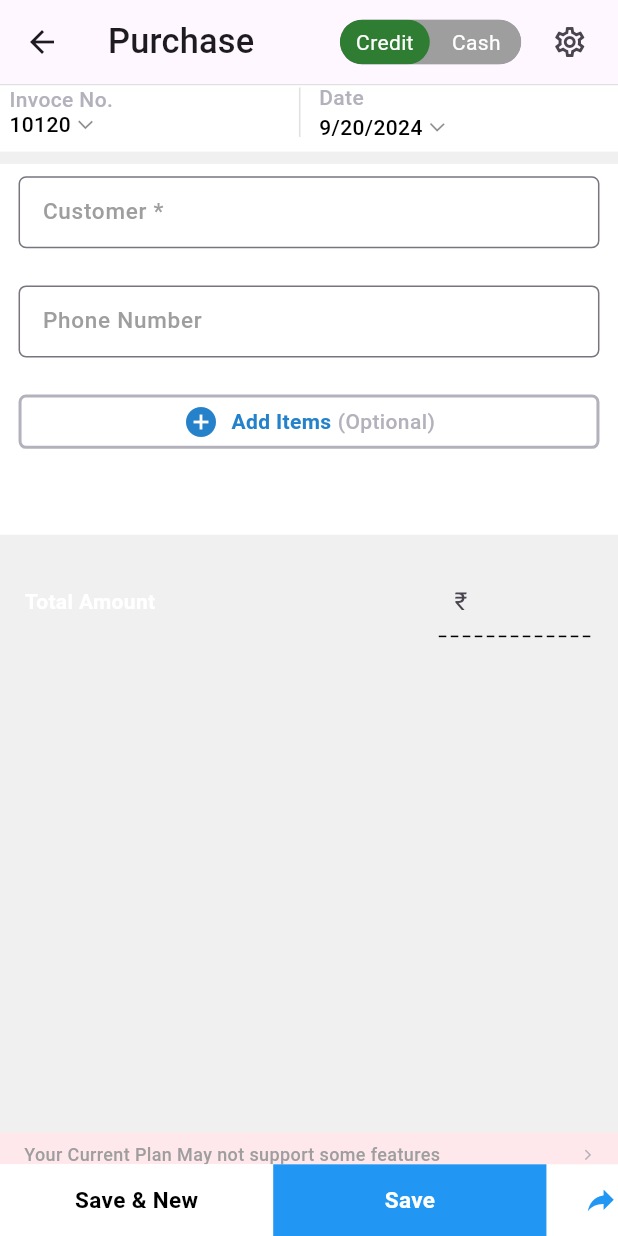
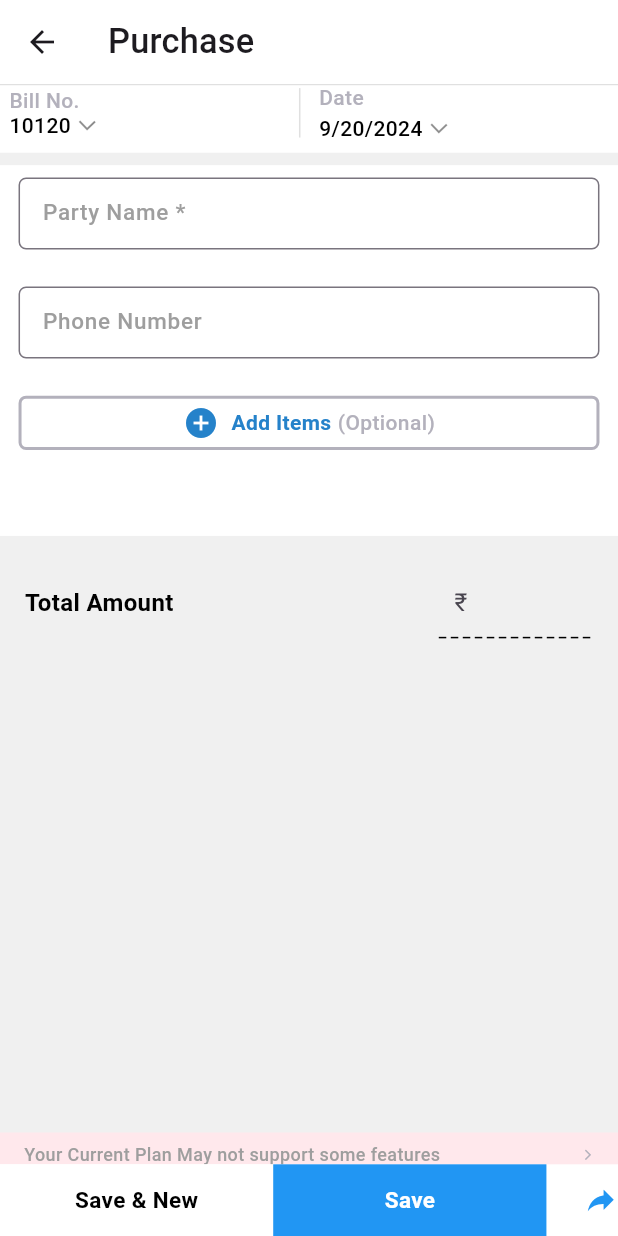
Before and after one commit to jay2183/vyapar_clone, a Flutter app: the PurchaseScreen screen opened directly, on a phone screen of 412 x 824 dp. Run offline on Flutter 3.47's test engine with Material 3 defaults, Android fonts, the phone set to English and light mode, and no system bars; drawn by our look-alikes of toggle_switch; our stand-ins replace dropdown_button2, file_picker, flutter_screenutil, get, google_fonts, sqflite; accounts and stored records are empty.

Commit message:
Purchase screen, and some mixin

```diff
--- a/lib/presentation/home_screen/widget/date_invoice_widget.dart
+++ b/lib/presentation/home_screen/widget/date_invoice_widget.dart
@@ -1,12 +1,15 @@
 import 'package:flutter/material.dart';
+import 'package:flutter_screenutil/flutter_screenutil.dart';
 import 'package:vyapar_clone/core/common/widget/verticle_divider.dart';
 import 'package:vyapar_clone/core/constatnts/colors.dart';
 import 'package:vyapar_clone/core/constatnts/text_style.dart';
 
 class DateInvoiceWidget extends StatelessWidget {
-  DateInvoiceWidget({super.key, this.invoiceNumber, this.date});
+  DateInvoiceWidget({super.key, this.invoiceNumber, this.date,this.titleOne,this.titleTwo});
   final String? invoiceNumber;
   final String? date;
+  final String? titleOne;
+  final String? titleTwo;
 
   @override
   Widget build(BuildContext context) {
@@ -27,7 +30,7 @@ class DateInvoiceWidget extends StatelessWidget {
                   crossAxisAlignment: CrossAxisAlignment.start,
                   children: [
                     Text(
-                      "Invoce No.",
+                     titleOne?? "Invoce No.",
                       style: interFontBlack(context, color: Colorconst.cGrey),
                     ),
                     SizedBox(
@@ -47,7 +50,7 @@ class DateInvoiceWidget extends StatelessWidget {
                             angle: -1.55,
                             child: Icon(
                               Icons.arrow_back_ios_new_outlined,
-                              size: 12,
+                              size: 12.sp,
                               color: Colors.black45,
                             ))
                       ],
@@ -69,11 +72,11 @@ class DateInvoiceWidget extends StatelessWidget {
                     crossAxisAlignment: CrossAxisAlignment.start,
                     children: [
                       Text(
-                        "Date",
+                       titleTwo?? "Date",
                         style: interFontBlack(context, color: Colorconst.cGrey),
                       ),
                       SizedBox(
-                        height: 4,
+                        height: 4.h,
                       ),
                       Row(
                         children: [
@@ -89,7 +92,7 @@ class DateInvoiceWidget extends StatelessWidget {
                               angle: -1.55,
                               child: Icon(
                                 Icons.arrow_back_ios_new_outlined,
-                                size: 12,
+                                size: 12.sp,
                                 color: Colors.black45,
                               ))
                         ],
--- a/lib/presentation/menu_screen/view/sub_menu_screen/purchase_screen.dart
+++ b/lib/presentation/menu_screen/sub_menu_screen/purchase_screen.dart
@@ -1,4 +1,6 @@
 import 'package:flutter/material.dart';
+import 'package:flutter_screenutil/flutter_screenutil.dart';
+import 'package:get/get.dart';
 import 'package:toggle_switch/toggle_switch.dart';
 import 'package:vyapar_clone/core/common/widget/bottom_button.dart';
 import 'package:vyapar_clone/core/common/widget/custom_add_item_button.dart';
@@ -25,32 +27,11 @@ class PurchaseScreen extends StatelessWidget {
     return Scaffold(
       backgroundColor: Colorconst.cSecondaryGrey,
       appBar: AppBar(
-        leading: IconButton(onPressed: () {}, icon: Icon(Icons.arrow_back)),
-        title: Text("Purchase"),
-        actions: [
-          ToggleSwitch(
-            minHeight: 30,
-            minWidth: 60.0,
-            cornerRadius: 20.0,
-            activeBgColors: [
-              [Colors.green[800]!],
-              [Colors.red[800]!]
-            ],
-            activeFgColor: Colors.white,
-            inactiveBgColor: Colors.grey,
-            inactiveFgColor: Colors.white,
-            initialLabelIndex: 0,
-            totalSwitches: 2,
-            labels: ['Credit', 'Cash'],
-            radiusStyle: true,
-            onToggle: (index) {
-              print('switched to: $index');
-            },
-          ),
-          SizedBox(width: screenWidth * 0.02),
-          IconButton(onPressed: () {}, icon: Icon(Icons.settings_outlined)),
-          SizedBox(width: screenWidth * 0.02),
-        ],
+        backgroundColor: Colors.white,
+        elevation: 0,
+        leading: IconButton(onPressed: ()=> Get.back(), icon:const Icon(Icons.arrow_back)),
+        title:const Text("Purchase"),
+
       ),
       body: Stack(
         children: [
@@ -59,10 +40,10 @@ class PurchaseScreen extends StatelessWidget {
               padding: EdgeInsets.only(bottom: screenHeight * .5),
               child: Column(
                 children: [
-                  Container(
+                  SizedBox(
                     child: Column(
                       children: [
-                        DateInvoiceWidget(invoiceNumber: "10120"),
+                        DateInvoiceWidget(invoiceNumber: "10120",titleOne:  "Bill No.",titleTwo: "Date",),
                         SizedBox(height: screenHeight * 0.01),
                         Container(
                           height: screenHeight * 0.3,
@@ -73,8 +54,8 @@ class PurchaseScreen extends StatelessWidget {
                             children: [
                               SizedBox(height: screenHeight * 0.01),
                               CustomTextFormField(
-                                labelText: "Customer *",
-                                hintText: "Enter Customer",
+                                labelText: "Party Name *",
+                                hintText: "Enter party name",
                               ),
                               SizedBox(height: screenHeight * 0.03),
                               CustomTextFormField(
@@ -110,7 +91,8 @@ class PurchaseScreen extends StatelessWidget {
                           "Total Amount",
                           style: TextStyle(
                             fontWeight: FontWeight.bold,
-                            fontSize: 14,
+                            color: Colors.black,
+                            fontSize: 14.sp,
                           ),
                         ),
                         SizedBox(
@@ -127,6 +109,7 @@ class PurchaseScreen extends StatelessWidget {
                               ),
                               TextFormField(
                                 keyboardType: TextInputType.number,
+
                                 decoration: InputDecoration(
                                   hintText: "₹",
                                   border: InputBorder.none,
@@ -142,7 +125,7 @@ class PurchaseScreen extends StatelessWidget {
                                     receivedAmountNotifier.value = parsedValue;
                                   }
                                 },
-                                style: TextStyle(fontSize: screenWidth * 0.04),
+                                style: TextStyle(fontSize: screenWidth * 0.04,color: Colors.black),
                               ),
                             ],
                           ),
@@ -179,31 +162,34 @@ class PurchaseScreen extends StatelessWidget {
                                       builder: (context, isChecked, child) {
                                         return Row(
                                           mainAxisAlignment:
-                                              MainAxisAlignment.spaceAround,
+                                              MainAxisAlignment.spaceBetween,
                                           children: [
                                             Container(
-                                              width: screenWidth * .038,
-                                              height: screenHeight * .03,
+                                              width: screenHeight * .02,
+                                              height: screenHeight * .02,
                                               decoration: BoxDecoration(
                                                 border: Border.all(
                                                     color: Colors.blue,
-                                                    width: 3),
+                                                    width: 2.w),
                                                 borderRadius:
-                                                    BorderRadius.circular(5),
+                                                    BorderRadius.circular(3.r),
                                                 color: isChecked
                                                     ? Colors.blue
                                                     : Colors.transparent,
                                               ),
                                               child: isChecked
-                                                  ? Icon(Icons.check,
+                                                  ? Center(
+                                                    child: Icon(Icons.check,
                                                         color: Colors.white,
-                                                      size: 18)
+                                                        size: 13.sp),
+                                                  )
                                                   : null,
                                             ),
-                                            SizedBox(width: screenWidth * .01),
-                                            Text("Received",
-                                                style: TextStyle(fontSize: 14)),
-                                            SizedBox(width: screenWidth * .5),
+                                            SizedBox(width: screenWidth * .03),
+                                           const Text("Paid",
+                                                style: TextStyle(fontSize: 14,color: Colors.black,fontWeight:FontWeight.w500 )),
+                                            SizedBox(width: screenWidth * .53),
+
                                             SizedBox(
                                               width: screenWidth * 0.25,
                                               child: Stack(children: [
@@ -222,11 +208,13 @@ class PurchaseScreen extends StatelessWidget {
                                                   builder: (context,
                                                       receivedAmount, child) {
                                                     return TextFormField(
+                                                      style: TextStyle(fontSize: screenWidth * 0.04,color: Colors.black),
                                                       keyboardType:
                                                           TextInputType.number,
                                                       decoration:
                                                           InputDecoration(
                                                         hintText: "₹",
+                                                        hintStyle: TextStyle(color: Colors.black),
                                                         border:
                                                             InputBorder.none,
                                                         contentPadding:
@@ -244,10 +232,7 @@ class PurchaseScreen extends StatelessWidget {
                                                                 .value =
                                                             parsedValue;
                                                       },
-                                                      style: TextStyle(
-                                                          fontSize:
-                                                              screenWidth *
-                                                                  0.04),
+
                                                       initialValue:
                                                           isReceivedChecked
                                                                   .value
@@ -267,9 +252,9 @@ class PurchaseScreen extends StatelessWidget {
                                 ],
                               ),
                             ),
-                            SizedBox(height: screenHeight * 0.01),
+                            SizedBox(height: screenHeight * 0.03),
                             Padding(
-                              padding: EdgeInsets.only(left: screenWidth * .03),
+                              padding: EdgeInsets.only(left: screenWidth * .03,bottom: 6.h),
                               child: ValueListenableBuilder<double>(
                                 valueListenable: receivedAmountNotifier,
                                 builder: (context, receivedAmount, child) {
@@ -277,18 +262,26 @@ class PurchaseScreen extends StatelessWidget {
                                       totalAmount - receivedAmount;
                                   return Row(
                                     children: [
-                                      Text("Balance Due",
+                                     const Text("Balance Due",
                                           style: TextStyle(
                                               color: Colors.green,
                                               fontSize: 14)),
-                                      SizedBox(width: screenWidth * .53),
+                                      // SizedBox(width: screenWidth * .53),
+                                       Expanded(child: Row(
+                                        mainAxisAlignment: MainAxisAlignment.end,
+                                        children: [
+
                                          Text("₹ ",
                                           style: TextStyle(
+                                            color: Colors.black,
                                               fontSize: screenWidth * 0.04)),
-                                      Text("${balanceDue.toStringAsFixed(2)}",
+                                              SizedBox(width: 48.w,),
+                                      Text(balanceDue.toStringAsFixed(2),
                                           style: TextStyle(
                                               color: Colors.green,
-                                              fontSize: screenWidth * 0.03))
+                                              fontSize: screenWidth * 0.03)),
+                                              SizedBox(width: 15.w,)
+                                       ],))
                                     ],
                                   );
                                 },
@@ -305,13 +298,13 @@ class PurchaseScreen extends StatelessWidget {
                             SizedBox(height: screenHeight * .01),
                             Container(
                               padding: EdgeInsets.all(10),
-                              height: screenHeight * .25,
+                              height: screenHeight * .18,
                               color: Colorconst.cwhite,
                               child: Column(
                                 children: [
                                   Row(
                                     children: [
-                                      Text(
+                                     const Text(
                                         "Payment Type",
                                         style:
                                             TextStyle(color: Colorconst.cGrey),
@@ -319,21 +312,21 @@ class PurchaseScreen extends StatelessWidget {
                                       SizedBox(
                                         width: screenWidth * .45,
                                       ),
-                                      Icon(
+                                     const Icon(
                                         Icons.money,
                                         color: Colorconst.Green,
                                       ),
                                       // SizedBox(
                                       //   width: screenWidth * .01,
                                       // ),
-                                      Text("Cash"),
-                                      Icon(Icons.arrow_drop_down)
+                                     const Text("Cash"),
+                                   const   Icon(Icons.arrow_drop_down)
                                     ],
                                   ),
                                   SizedBox(
                                     height: screenHeight * .04,
                                   ),
-                                  Row(
+                               const   Row(
                                     children: [
                                       Icon(Icons.add, color: Colorconst.cBlue),
                                       Text(
@@ -343,7 +336,7 @@ class PurchaseScreen extends StatelessWidget {
                                       ),
                                     ],
                                   ),
-                                  Divider(),
+                                const  Divider(),
                                   Row(
                                     children: [
                                       Text(
@@ -362,10 +355,12 @@ class PurchaseScreen extends StatelessWidget {
                               ),
                             ),
                             SizedBox(height: screenHeight * .01),
-                            Row(
+                            Container(
+                               color: Colorconst.cwhite,
+                              child: Row(
                                 children: [
                                   Container(
-                                  padding: EdgeInsets.all(10),
+                                    padding:const EdgeInsets.all(10),
                                     height: screenHeight * .18,
                                     width: screenWidth * .7,
                                     color: Colorconst.cwhite,
@@ -381,8 +376,9 @@ class PurchaseScreen extends StatelessWidget {
                                     ),
                                   ),
                                   Container(
-                                  padding: EdgeInsets.all(10),
-                                  height: screenHeight * .18,
+                                    // padding: EdgeInsets.all(10),
+                                    // height: screenHeight * .18,
+                                    height: screenHeight * .11,
                                     width: screenWidth * .29,
                                     color: Colorconst.cwhite,
                                     child: Container(
@@ -393,7 +389,7 @@ class PurchaseScreen extends StatelessWidget {
                                         borderRadius: BorderRadius.circular(8.0),
                                         border: Border.all(color: Colors.grey),
                                       ),
-                                    child: Center(
+                                      child:const Center(
                                         child: Icon(
                                           Icons.add_a_photo,
                                           color: Colors.blue,
@@ -402,7 +398,9 @@ class PurchaseScreen extends StatelessWidget {
                                       ),
                                     ),
                                   ),
+
                                 ],
+                              ),
                             ),
                             Container(
                               height: screenHeight * .2,
--- a/lib/presentation/menu_screen/view/menu_screen.dart
+++ b/lib/presentation/menu_screen/view/menu_screen.dart
@@ -1,5 +1,8 @@
 import 'package:flutter/material.dart';
+import 'package:get/get.dart';
 import 'package:vyapar_clone/presentation/menu_screen/widget/custom_page_view.dart';
+
+import '../sub_menu_screen/purchase_screen.dart';
 
 class MenuScreen extends StatefulWidget {
   const MenuScreen({super.key});
@@ -123,7 +126,7 @@ class _MenuScreenState extends State<MenuScreen> {
       {
         'icon': Icons.shopping_cart,
         'label': 'Purchase',
-        'onTap': () {/*  onTap action */}
+        'onTap': ()=>Get.to(()=>PurchaseScreen())
       },
       {
         'icon': Icons.payment_outlined,
```
Lines whose indentation alone changed are shown as unchanged.
